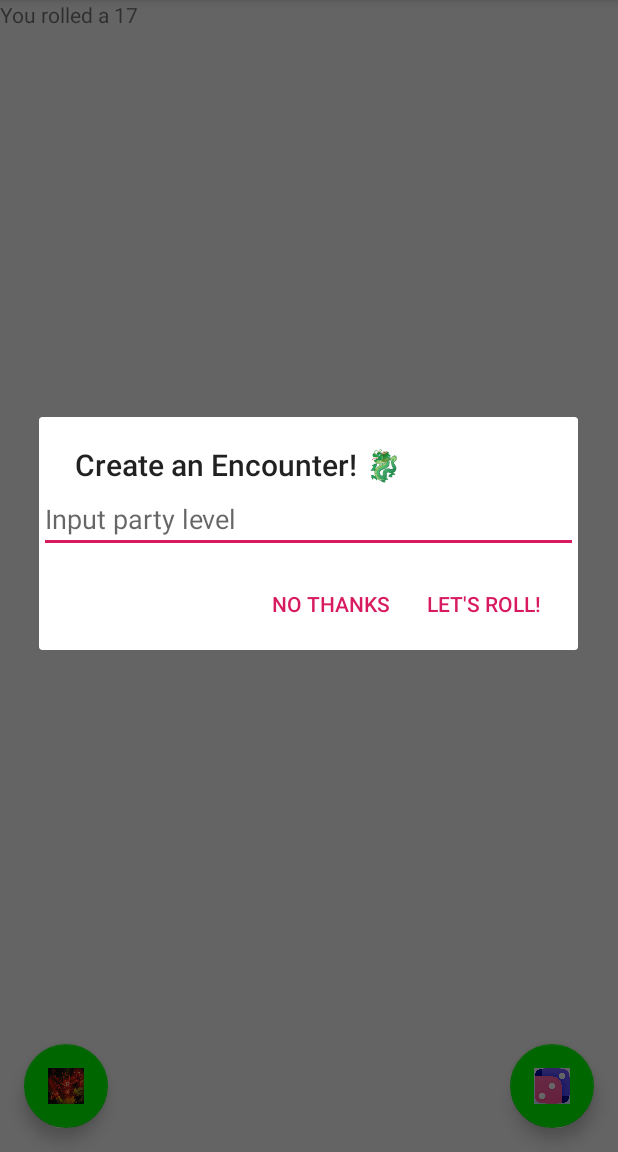
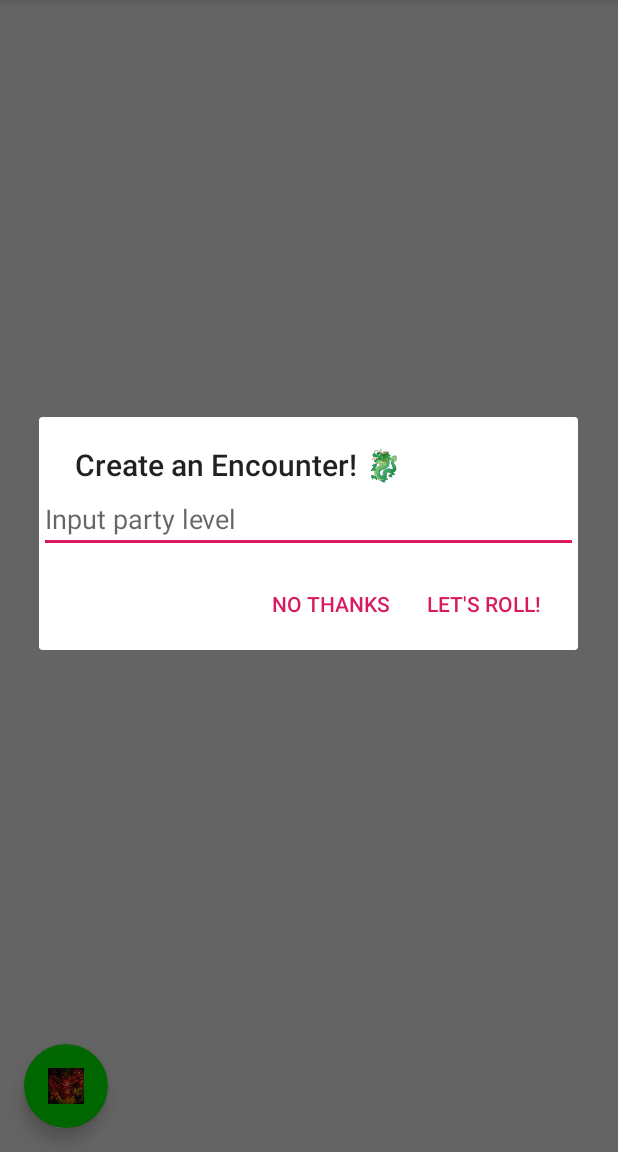
Before and after one commit to justJoeking-ai/Dmotron, an Android app: the screen it shows after launch (MainActivity), after a tap on an icon or button, on a phone screen of 412 x 824 dp, the part 84-1236 px from its top. Run offline under Robolectric (Android 15) with nearby library versions, the phone set to English and light mode, and no system bars; 1 other tap on this screen came first.

Commit message:
Commented out the d20 roller

```diff
--- a/app/src/main/java/com/justjoeking/dmotron/MainActivity.kt
+++ b/app/src/main/java/com/justjoeking/dmotron/MainActivity.kt
@@ -52,14 +52,14 @@
         setContentView(R.layout.activity_main)
         setSupportActionBar(toolbar)
 
-        fab.setBackgroundTintList(
-            ColorStateList.valueOf(
-                ContextCompat.getColor(
-                    this,
-                    R.color.Btncolor
-                )
-            )
-        )
+//        fab.setBackgroundTintList(
+//            ColorStateList.valueOf(
+//                ContextCompat.getColor(
+//                    this,
+//                    R.color.Btncolor
+//                )
+//            )
+//        )
         fab2.setBackgroundTintList(
             ColorStateList.valueOf(
                 ContextCompat.getColor(
@@ -70,7 +70,7 @@
         )
 
         setupMonsterList()
-        setupLeftFabClick()
+       // setupLeftFabClick()
         setupRightFabClick()
     }
 
@@ -90,14 +90,14 @@
             })
     }
 
-    private fun setupLeftFabClick() {
-        fab.setOnClickListener { view ->
-            var score = RandomUtils.randInt(1, 20)
-            rollhistory.add(score)
-            centertext.text =
-                String.format("You rolled a %s \n", rollhistory.joinToString("\n You rolled a "))
-        }
-    }
+//    private fun setupLeftFabClick() {
+//        fab.setOnClickListener { view ->
+//            var score = RandomUtils.randInt(1, 20)
+//            rollhistory.add(score)
+//            centertext.text =
+//                String.format("You rolled a %s \n", rollhistory.joinToString("\n You rolled a "))
+//        }
+//    }
 
 
     private fun setupRightFabClick() {
--- a/app/src/main/res/layout/activity_main.xml
+++ b/app/src/main/res/layout/activity_main.xml
@@ -23,13 +23,13 @@
 
     <include layout="@layout/content_main"/>
 
-    <com.google.android.material.floatingactionbutton.FloatingActionButton
-            android:id="@+id/fab"
-            android:layout_width="wrap_content"
-            android:layout_height="wrap_content"
-            android:layout_gravity="bottom|end"
-            android:layout_margin="@dimen/fab_margin"
-            app:srcCompat="@drawable/dice"/>
+<!--    <com.google.android.material.floatingactionbutton.FloatingActionButton-->
+<!--            android:id="@+id/fab"-->
+<!--            android:layout_width="wrap_content"-->
+<!--            android:layout_height="wrap_content"-->
+<!--            android:layout_gravity="bottom|end"-->
+<!--            android:layout_margin="@dimen/fab_margin"-->
+<!--            app:srcCompat="@drawable/dice"/>-->
 
     <com.google.android.material.floatingactionbutton.FloatingActionButton
             android:id="@+id/fab2"
--- a/app/src/main/res/layout/content_main.xml
+++ b/app/src/main/res/layout/content_main.xml
@@ -8,21 +8,26 @@
         app:layout_behavior="@string/appbar_scrolling_view_behavior"
         tools:showIn="@layout/activity_main"
         tools:context=".MainActivity">
+
     <ScrollView
+            android:id="@+id/scrollview"
+            android:layout_width="match_parent"
+            android:layout_height="match_parent"
+            android:orientation="vertical"
             app:layout_constraintBottom_toBottomOf="parent"
-            android:orientation="vertical"
+            app:layout_constraintHorizontal_bias="0.0"
             app:layout_constraintLeft_toLeftOf="parent"
             app:layout_constraintRight_toRightOf="parent"
-            app:layout_constraintTop_toTopOf="parent" android:id="@+id/scrollview"
-            android:layout_height="match_parent" android:layout_width="match_parent"
-            app:layout_constraintHorizontal_bias="0.0" app:layout_constraintVertical_bias="0.0">
+            app:layout_constraintTop_toTopOf="parent"
+            app:layout_constraintVertical_bias="0.0">
+
         <TextView
+                android:id="@+id/centertext"
                 android:layout_width="match_parent"
                 android:layout_height="wrap_content"
-                android:id="@+id/centertext"
                 app:layout_constraintBottom_toBottomOf="parent"
                 app:layout_constraintLeft_toLeftOf="parent"
                 app:layout_constraintRight_toRightOf="parent"
-                app:layout_constraintTop_toTopOf="parent"/>
+                app:layout_constraintTop_toTopOf="parent" />
     </ScrollView>
 </androidx.constraintlayout.widget.ConstraintLayout>
```
